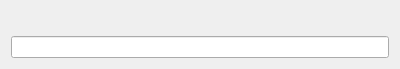
KDE/kget, file ui/renamefile.ui: the form before one commit.
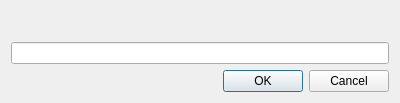
The form after the commit. Custom widgets are drawn as their Qt base class.

Commit message: Port RenameFile to QDialog

```diff
--- a/ui/renamefile.ui
+++ b/ui/renamefile.ui
@@ -7,7 +7,7 @@
     <x>0</x>
     <y>0</y>
     <width>400</width>
-    <height>69</height>
+    <height>103</height>
    </rect>
   </property>
   <layout class="QVBoxLayout" name="verticalLayout">
@@ -24,6 +24,16 @@
    <item>
     <widget class="KLineEdit" name="name"/>
    </item>
+   <item>
+    <widget class="QDialogButtonBox" name="buttonBox">
+     <property name="standardButtons">
+      <set>QDialogButtonBox::Cancel|QDialogButtonBox::Ok</set>
+     </property>
+     <property name="centerButtons">
+      <bool>false</bool>
+     </property>
+    </widget>
+   </item>
   </layout>
  </widget>
  <customwidgets>
```
The commit also changes 2 other files.
